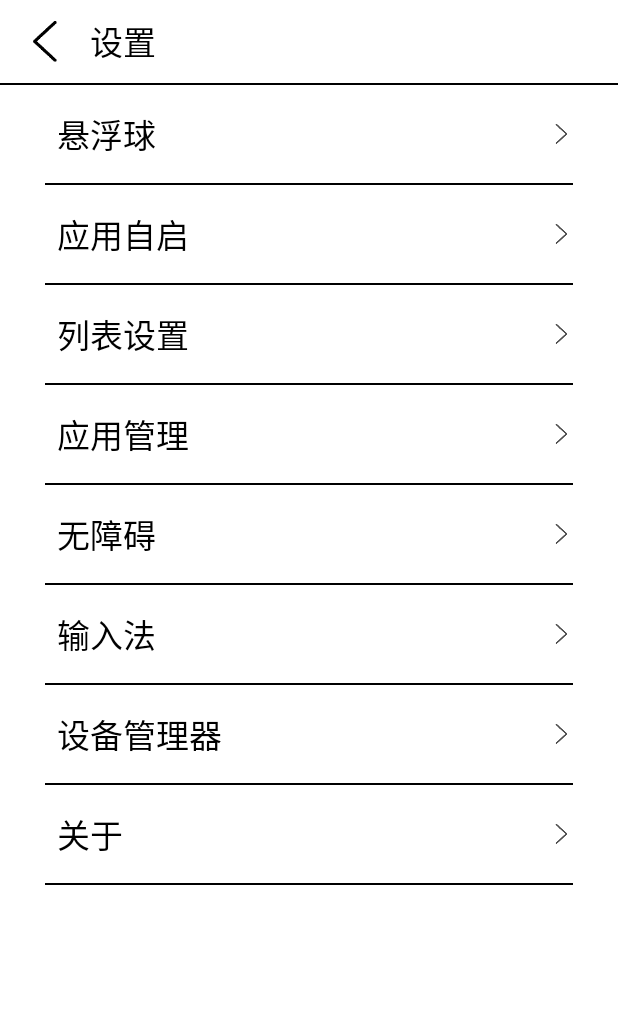
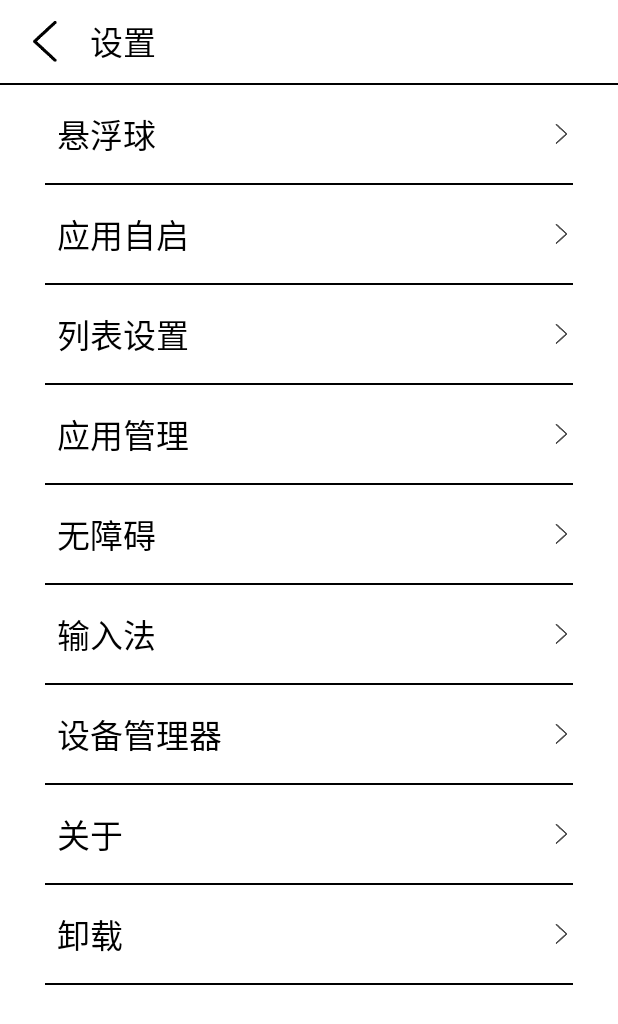
Before and after one commit to yhsj0919/ELauncher, an Android app: the screen it shows after launch (SettingActivity), after a tap on "桌面设置", on a phone screen of 412 x 824 dp. Shown: the top 1024 px of the screen. Run offline under Robolectric (Android 15) with nearby library versions, the phone set to English and light mode, and no system bars.

Commit message:
加入WiFi开关，支持卸载桌面

```diff
--- a/app/build.gradle
+++ b/app/build.gradle
@@ -10,8 +10,8 @@ android {
         applicationId "com.moan.elauncher"
         minSdkVersion 16
         targetSdkVersion 29
-        versionCode 3
-        versionName "1.2"
+        versionCode 4
+        versionName "1.3"
 
         testInstrumentationRunner "androidx.test.runner.AndroidJUnitRunner"
     }
--- a/app/src/main/AndroidManifest.xml
+++ b/app/src/main/AndroidManifest.xml
@@ -2,6 +2,8 @@
 <manifest xmlns:android="http://schemas.android.com/apk/res/android"
     package="xyz.yhsj.elauncher">
 
+    <uses-permission android:name="android.permission.ACCESS_WIFI_STATE" />
+    <uses-permission android:name="android.permission.CHANGE_WIFI_STATE" />
     <uses-permission android:name="android.permission.SYSTEM_ALERT_WINDOW" />
     <uses-permission android:name="android.permission.SYSTEM_OVERLAY_WINDOW" />
 
--- a/app/src/main/java/xyz/yhsj/elauncher/MainActivity.kt
+++ b/app/src/main/java/xyz/yhsj/elauncher/MainActivity.kt
@@ -5,7 +5,7 @@ import android.content.ContentValues.TAG
 import android.content.Context
 import android.content.Intent
 import android.content.IntentFilter
-import android.content.pm.PackageManager
+import android.net.wifi.WifiManager
 import android.os.Build
 import android.os.Bundle
 import android.provider.Settings
@@ -31,10 +31,15 @@ class MainActivity : AppCompatActivity() {
 
     lateinit var appChangeReceiver: AppChangeReceiver
 
+    lateinit var wifiManager: WifiManager
+
 
     override fun onCreate(savedInstanceState: Bundle?) {
         super.onCreate(savedInstanceState)
         setContentView(R.layout.activity_main)
+        //获取wifi管理服务
+        wifiManager = applicationContext.getSystemService(Context.WIFI_SERVICE) as WifiManager
+
         //应用自启动
         if (SpUtil.getBoolean(this, ActionKey.AUTO_RUN, false)) {
             val packageName = SpUtil.getString(this, ActionKey.AUTO_RUN_PACKAGE, "")!!
@@ -91,6 +96,21 @@ class MainActivity : AppCompatActivity() {
                     "clear" -> {
                         sendBroadcast(Intent("com.mogu.clear_mem"))
                     }
+
+                    "wifi" -> {
+                        //获取wifi开关状态
+                        val status = wifiManager.wifiState
+                        if (status == WifiManager.WIFI_STATE_ENABLED) {
+                            //wifi打开状态则关闭
+                            wifiManager.isWifiEnabled = false;
+                            Toast.makeText(this, "wifi已关闭", Toast.LENGTH_SHORT).show()
+                        } else {
+                            //关闭状态则打开
+                            wifiManager.isWifiEnabled = true;
+                            Toast.makeText(this, "wifi已打开", Toast.LENGTH_SHORT).show()
+
+                        }
+                    }
                 }
             }
         }
@@ -121,6 +141,7 @@ class MainActivity : AppCompatActivity() {
             val appInfos = getAllApp(this)
             appInfos.add(AppInfo(name = "桌面设置", packageName = "setting", isApp = false))
             appInfos.add(AppInfo(name = "清理后台", packageName = "clear", isApp = false))
+            appInfos.add(AppInfo(name = "wifi", packageName = "wifi", isApp = false))
             // 如果需要更新UI 回到主线程中进行处理
 
             val apps = appInfos.filter {
--- a/app/src/main/java/xyz/yhsj/elauncher/adapter/AppListAdapter.kt
+++ b/app/src/main/java/xyz/yhsj/elauncher/adapter/AppListAdapter.kt
@@ -21,6 +21,7 @@ class AppListAdapter(recyclerView: RecyclerView) :
             when (model.packageName) {
                 "setting" -> helper.setImageResource(R.id.icon, R.mipmap.ic_setting)
                 "clear" -> helper.setImageResource(R.id.icon, R.mipmap.ic_clear)
+                "wifi" -> helper.setImageResource(R.id.icon, R.mipmap.ic_wifi)
                 else -> helper.setImageResource(R.id.icon, R.mipmap.ic_launcher)
             }
         }
--- a/app/src/main/java/xyz/yhsj/elauncher/setting/SettingActivity.kt
+++ b/app/src/main/java/xyz/yhsj/elauncher/setting/SettingActivity.kt
@@ -2,6 +2,7 @@ package xyz.yhsj.elauncher.setting
 
 import android.content.ComponentName
 import android.content.Intent
+import android.net.Uri
 import android.os.Bundle
 import android.provider.Settings
 import android.widget.Toast
@@ -50,5 +51,11 @@ class SettingActivity : AppCompatActivity() {
             startActivity(Intent(this, AboutActivity::class.java));
         }
 
+        unInstall.setOnClickListener {
+            val uri = Uri.fromParts("package", this.packageName, null)
+            val intent = Intent(Intent.ACTION_DELETE, uri)
+            startActivity(intent)
+        }
+
     }
 }
--- a/app/src/main/res/layout/activity_setting.xml
+++ b/app/src/main/res/layout/activity_setting.xml
@@ -265,6 +265,33 @@
             android:layout_height="1dp"
             android:background="@android:color/black" />
 
+        <LinearLayout
+            android:id="@+id/unInstall"
+            android:layout_width="match_parent"
+            android:layout_height="65dp"
+            android:background="@drawable/shape"
+            android:orientation="horizontal">
+
+            <TextView
+                android:layout_width="match_parent"
+                android:layout_height="match_parent"
+                android:layout_weight="1"
+                android:gravity="center_vertical"
+                android:padding="8dp"
+                android:text="卸载"
+                android:textColor="@android:color/black"
+                android:textSize="22dp" />
+
+            <ImageView
+                android:layout_width="15dp"
+                android:layout_height="65dp"
+                android:src="@mipmap/ic_go" />
+        </LinearLayout>
+
+        <LinearLayout
+            android:layout_width="match_parent"
+            android:layout_height="1dp"
+            android:background="@android:color/black" />
     </LinearLayout>
 
 </LinearLayout>
```
Also changed, not shown: app/src/main/res/layout/activity_hover_ball.xml (+12 -0 lines), app/src/main/res/mipmap-xxhdpi/ic_wifi.png (added), 2 other files.
